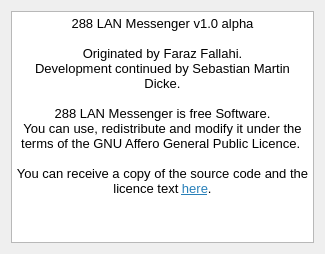
The window that Lan-Messenger/dialogabout.ui (fffaraz/Lan-Messenger) describes before a commit, drawn with Qt 5.
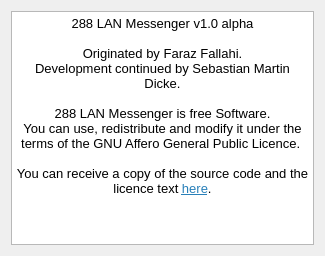
The same window after the commit.

Commit message: Removed useless actions from menue.

Patch:
```diff
--- a/Lan-Messenger/dialogabout.ui
+++ b/Lan-Messenger/dialogabout.ui
@@ -7,7 +7,7 @@
     <x>0</x>
     <y>0</y>
     <width>325</width>
-    <height>254</height>
+    <height>256</height>
    </rect>
   </property>
   <property name="windowTitle">
@@ -22,6 +22,12 @@
      <property name="locale">
       <locale language="English" country="UnitedStates"/>
      </property>
+     <property name="verticalScrollBarPolicy">
+      <enum>Qt::ScrollBarAlwaysOff</enum>
+     </property>
+     <property name="horizontalScrollBarPolicy">
+      <enum>Qt::ScrollBarAlwaysOff</enum>
+     </property>
      <property name="html">
       <string>&lt;!DOCTYPE HTML PUBLIC &quot;-//W3C//DTD HTML 4.0//EN&quot; &quot;http://www.w3.org/TR/REC-html40/strict.dtd&quot;&gt;
 &lt;html&gt;&lt;head&gt;&lt;meta name=&quot;qrichtext&quot; content=&quot;1&quot; /&gt;&lt;style type=&quot;text/css&quot;&gt;
```
